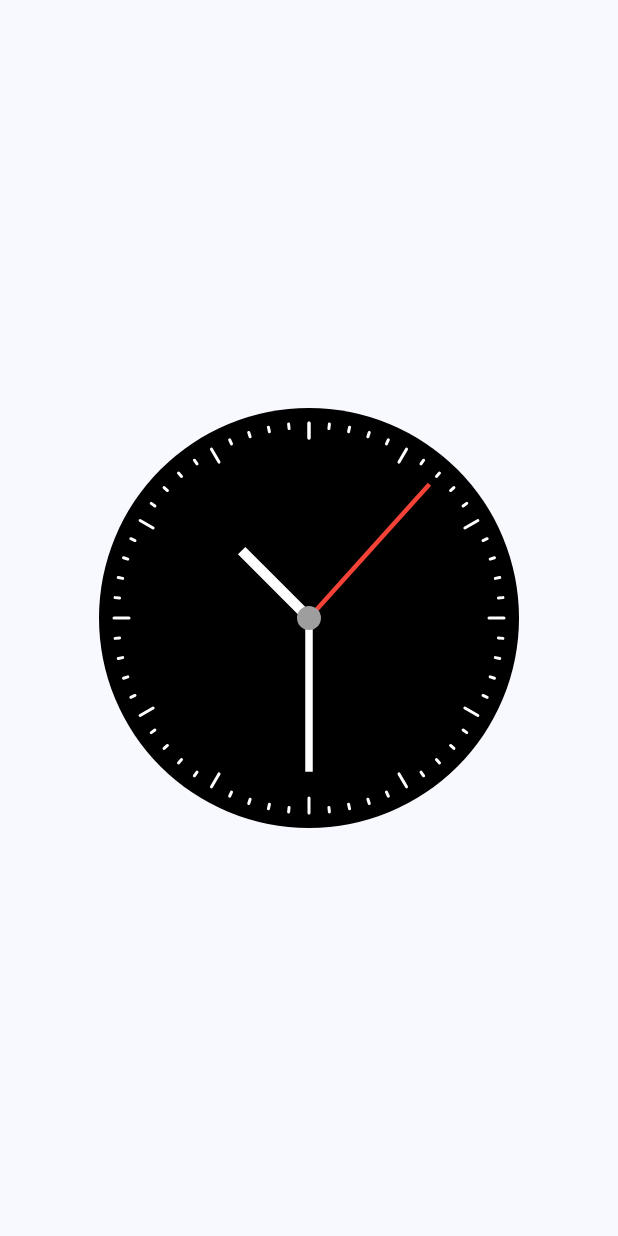
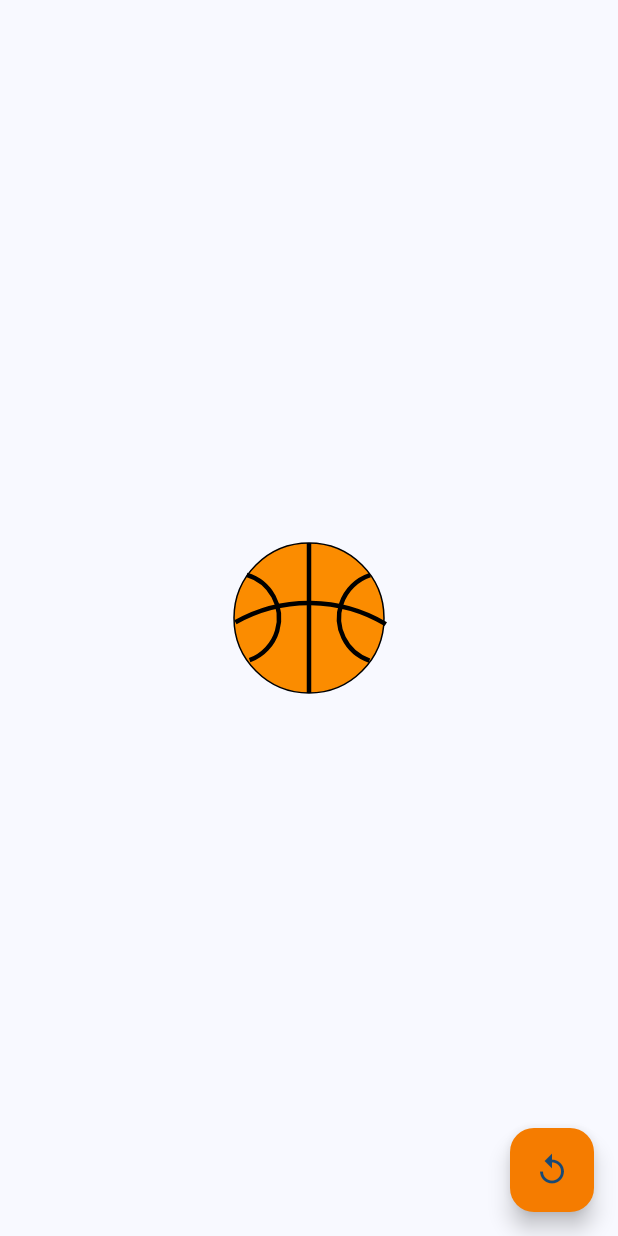
Before and after one commit to NouzNoushad/animations_and_custompaints, a Flutter app: the screen it shows after launch, on a phone screen of 412 x 824 dp. Run offline on Flutter 3.47's test engine with Material 3 defaults, Android fonts, the phone set to English and light mode, and no system bars; our stand-ins replace flutter_animate; missing offline and left inert: ticket_clippers.

Commit message:
ball animation

```diff
--- /dev/null
+++ b/lib/animations/ball_animation.dart
@@ -0,0 +1,172 @@
+import 'dart:math';
+
+import 'package:flutter/material.dart';
+
+class BallBouncingAnimation extends StatefulWidget {
+  const BallBouncingAnimation({super.key});
+
+  @override
+  State<BallBouncingAnimation> createState() => _BallBouncingAnimationState();
+}
+
+class _BallBouncingAnimationState extends State<BallBouncingAnimation>
+    with TickerProviderStateMixin {
+  late AnimationController controller;
+  late AnimationController longPressController;
+  late Animation<double> fallAnimation;
+  late Animation<double> bounceUpAnimation;
+  late Animation<double> rotationAnimation;
+  late Animation<double> throwXUpAnimation;
+  late Animation<double> throwYUpAnimation;
+  late Animation<double> throwRotationAnimation;
+
+  @override
+  void initState() {
+    controller = AnimationController(
+        vsync: this, duration: const Duration(milliseconds: 500));
+    fallAnimation = Tween<double>(begin: 0, end: 250).animate(CurvedAnimation(
+        parent: controller,
+        curve: const Interval(0.14, 0.5, curve: Curves.bounceInOut)));
+
+    bounceUpAnimation = Tween<double>(begin: 0, end: 250).animate(
+        CurvedAnimation(
+            parent: controller,
+            curve: const Interval(0.5, 0.9, curve: Curves.bounceInOut)));
+    rotationAnimation = Tween<double>(begin: 0, end: pi).animate(
+        CurvedAnimation(parent: controller, curve: Curves.bounceInOut));
+    controller.addListener(() {
+      setState(() {});
+    });
+
+    longPressController = AnimationController(
+        vsync: this, duration: const Duration(milliseconds: 700));
+    throwXUpAnimation = Tween<double>(begin: 0, end: 300).animate(
+        CurvedAnimation(parent: longPressController, curve: Curves.easeOut));
+
+    throwYUpAnimation = Tween<double>(begin: 0, end: -300).animate(
+        CurvedAnimation(parent: longPressController, curve: Curves.easeOut));
+    throwRotationAnimation = Tween<double>(begin: 0, end: pi).animate(
+        CurvedAnimation(
+            parent: longPressController, curve: Curves.bounceInOut));
+
+    longPressController.addListener(() {
+      setState(() {});
+    });
+    super.initState();
+  }
+
+  @override
+  void dispose() {
+    controller.dispose();
+    super.dispose();
+  }
+
+  @override
+  Widget build(BuildContext context) {
+    return Scaffold(
+      floatingActionButton: FloatingActionButton(
+        backgroundColor: Colors.orange.shade700,
+        onPressed: () {
+          controller.reset();
+          longPressController.reset();
+        },
+        child: const Icon(Icons.replay),
+      ),
+      body: Center(
+        child: GestureDetector(
+          onTap: () {
+            controller.reset();
+            controller.forward();
+          },
+          onLongPress: () {
+            longPressController.reset();
+            longPressController.forward();
+          },
+          child: Transform(
+            transform: Matrix4.identity()
+              ..translate(throwXUpAnimation.value, throwYUpAnimation.value),
+            child: Transform(
+              transform: Matrix4.identity()
+                ..translate(0.0, fallAnimation.value)
+                ..translate(0.0, -bounceUpAnimation.value),
+              child: Transform.rotate(
+                angle: throwRotationAnimation.value,
+                child: Transform.rotate(
+                  angle: rotationAnimation.value,
+                  child: CustomPaint(
+                    painter: BallPainter(),
+                    child: Container(
+                      height: 100,
+                      width: 100,
+                      color: Colors.transparent,
+                    ),
+                  ),
+                ),
+              ),
+            ),
+          ),
+        ),
+      ),
+    );
+  }
+}
+
+class BallPainter extends CustomPainter {
+  @override
+  void paint(Canvas canvas, Size size) {
+    var h = size.height;
+    var w = size.width;
+    var centerX = w / 2;
+    var centerY = h / 2;
+    var radius = min(centerX, centerY);
+    var offset = Offset(centerX, centerY);
+    canvas.drawCircle(offset, radius, Paint()..color = Colors.orange.shade600);
+    canvas.drawCircle(
+        offset,
+        radius,
+        Paint()
+          ..color = Colors.black
+          ..strokeWidth = 1
+          ..style = PaintingStyle.stroke);
+    canvas.drawLine(
+        const Offset(50, 0),
+        const Offset(50, 100),
+        Paint()
+          ..color = Colors.black
+          ..style = PaintingStyle.stroke
+          ..strokeWidth = 3);
+    canvas.drawArc(
+        Rect.fromCircle(center: const Offset(50, 140), radius: 100),
+        4.2,
+        1.05,
+        false,
+        Paint()
+          ..color = Colors.black
+          ..strokeWidth = 3
+          ..style = PaintingStyle.stroke);
+    canvas.drawArc(
+        Rect.fromCircle(center: const Offset(0, 50), radius: 30),
+        5,
+        2.5,
+        false,
+        Paint()
+          ..color = Colors.black
+          ..strokeWidth = 3
+          ..style = PaintingStyle.stroke);
+    canvas.drawArc(
+        Rect.fromCircle(center: const Offset(100, 50), radius: 30),
+        1.9,
+        2.5,
+        false,
+        Paint()
+          ..color = Colors.black
+          ..strokeWidth = 3
+          ..style = PaintingStyle.stroke);
+  }
+
+  // -x left, x right, y bottom, -y top
+  @override
+  bool shouldRepaint(covariant CustomPainter oldDelegate) {
+    return true;
+  }
+}
--- a/lib/custom_paint/custom_clock.dart
+++ b/lib/custom_paint/custom_clock.dart
@@ -14,6 +14,7 @@ class _CustomClockDesignState extends State<CustomClockDesign> {
   @override
   void initState() {
     Timer.periodic(const Duration(seconds: 1), (timer) {
+      if (mounted) return;
       setState(() {});
     });
     super.initState();
--- a/lib/main.dart
+++ b/lib/main.dart
@@ -1,5 +1,6 @@
 import 'dart:math';
 import 'package:flutter/material.dart';
+import 'package:flutter_animations/animations/ball_animation.dart';
 import 'package:flutter_animations/custom_paint/clock_design.dart';
 import 'package:flutter_animations/custom_paint/custom_clock.dart';
 import 'package:flutter_animations/custom_paint/custom_slider.dart';
@@ -19,7 +20,7 @@ class MyApp extends StatelessWidget {
       theme:
           ThemeData(colorScheme: ColorScheme.fromSeed(seedColor: Colors.blue)),
       debugShowCheckedModeBanner: false,
-      home: const CustomClockDesign(),
+      home: const BallBouncingAnimation(),
     );
   }
 }
```
